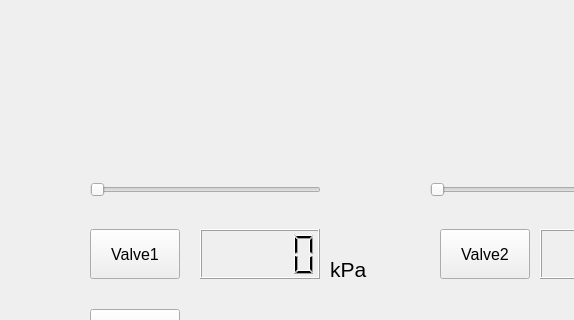
Old version of the form droplet_gui.ui in the repository RIKEN-Microfluidics-Lab/droplet_formation; both pictures show x 0 to 574 and y 251 to 571 of the 796 by 669 pixel window.
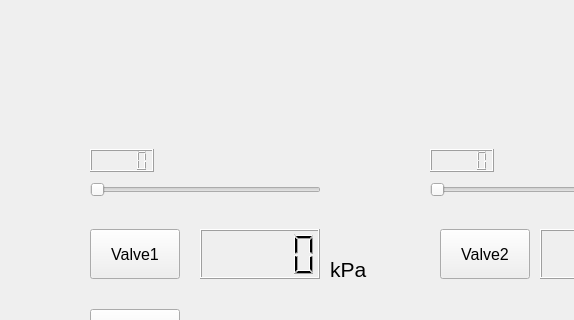
New version of the form.

Diff of the .ui file:
```diff
--- a/droplet_gui.ui
+++ b/droplet_gui.ui
@@ -150,6 +150,26 @@
      <enum>Qt::Horizontal</enum>
     </property>
    </widget>
+   <widget class="QLCDNumber" name="lcdnumber_1">
+    <property name="geometry">
+     <rect>
+      <x>90</x>
+      <y>400</y>
+      <width>64</width>
+      <height>23</height>
+     </rect>
+    </property>
+   </widget>
+   <widget class="QLCDNumber" name="lcdNumber_2">
+    <property name="geometry">
+     <rect>
+      <x>430</x>
+      <y>400</y>
+      <width>64</width>
+      <height>23</height>
+     </rect>
+    </property>
+   </widget>
   </widget>
   <widget class="QMenuBar" name="menubar">
    <property name="geometry">
```
